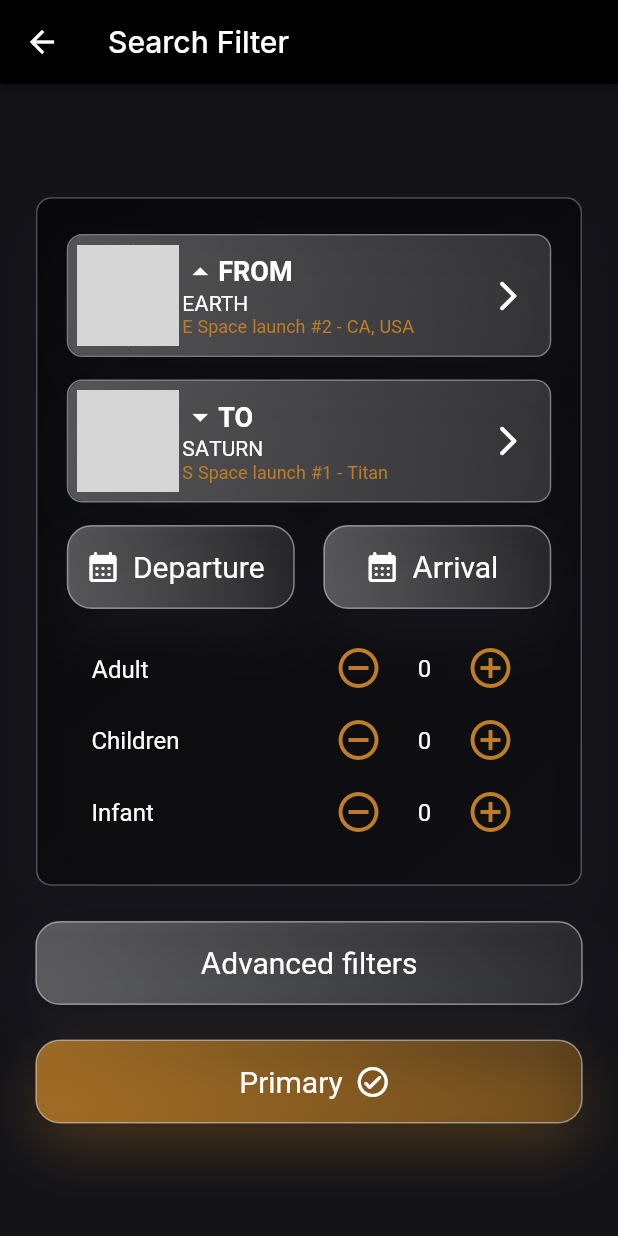
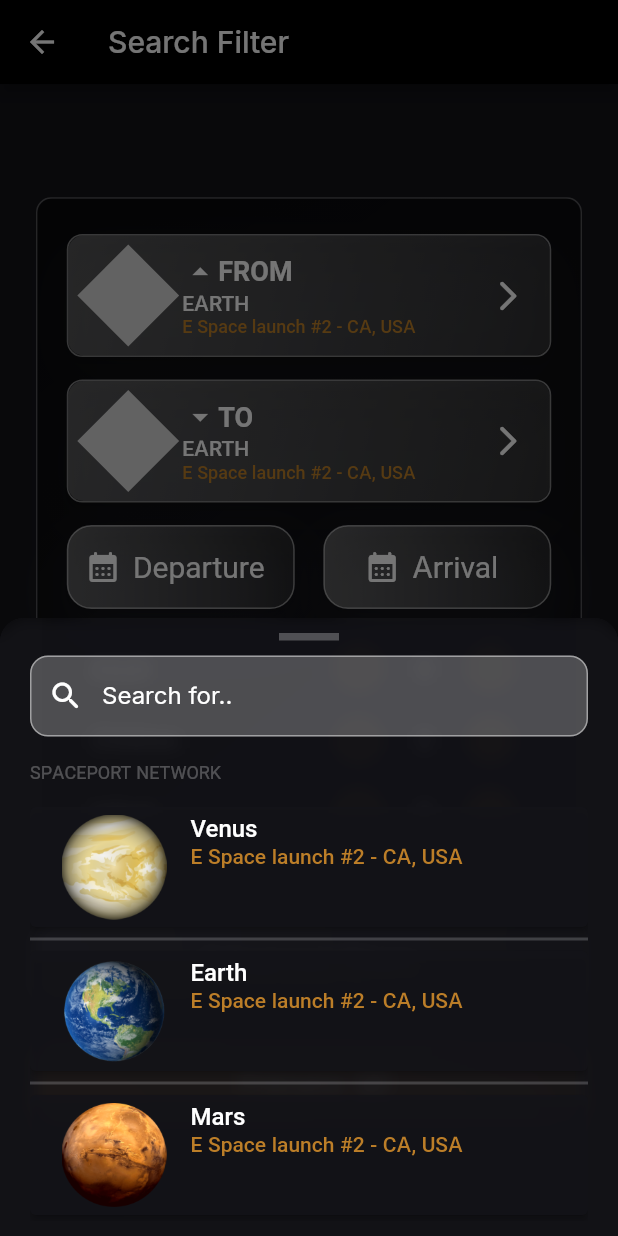
Before and after one commit to TechTriathlon-CosmiX/flutter_app, a Flutter app: the SearchAndFilterScreen screen opened directly, after a tap on "FROM", on a phone screen of 412 x 824 dp. Run offline on Flutter 3.47's test engine with Material 2 defaults, Android fonts, the phone set to English and light mode, and no system bars; our stand-ins replace flutter_svg, get, google_fonts; missing offline and left inert: iconify_flutter; grey boxes are pictures that could not be loaded.

Commit message:
filter page with test statemanagement

```diff
--- /dev/null
+++ b/lib/controllers/planet_controller.dart
@@ -0,0 +1,54 @@
+import 'package:CosmiX/widgets/bottom_sheet_panel.dart';
+import 'package:get/get.dart';
+
+class PlanetController extends GetxController {
+  final List<TravelLocation> planets = [TravelLocation('Venus','E Space launch #2 - CA, USA'),
+    TravelLocation('Earth','E Space launch #2 - CA, USA'),
+    TravelLocation('Mars','E Space launch #2 - CA, USA'),
+    TravelLocation('Jupiter','E Space launch #2 - CA, USA'),
+    TravelLocation('Saturn','E Space launch #2 - CA, USA'),
+    TravelLocation('Uranus','E Space launch #2 - CA, USA'),
+    TravelLocation('Neptune','E Space launch #2 - CA, USA'),
+    ];
+  Rx<TravelLocation> filterFromSpacePort = TravelLocation('Earth','E Space launch #2 - CA, USA').obs;
+  Rx<TravelLocation> filterToSpacePort = TravelLocation('Earth','E Space launch #2 - CA, USA').obs;
+  Rx<DateTime> departureTime = DateTime.now().obs;
+  Rx<DateTime> arrivalTime = DateTime.now().obs;
+
+  void changePlanet(BottomSheetInitiatorType initiator, TravelLocation spacePort) {
+    switch (initiator) {
+      case BottomSheetInitiatorType.toButton:
+        filterToSpacePort(spacePort);
+        break;
+      case BottomSheetInitiatorType.fromButton:
+        filterFromSpacePort(spacePort);
+        break;
+      default:
+        break;
+    }
+
+    update();
+  }
+
+  changeDepartureTime(BottomSheetInitiatorType initiator, DateTime dateTime) {
+    switch (initiator) {
+      case BottomSheetInitiatorType.departureTime:
+        departureTime(dateTime);
+        break;
+      case BottomSheetInitiatorType.arrivalTime:
+        arrivalTime(dateTime);
+        break;
+      default:
+        break;
+    }
+
+    update();
+  }
+}
+
+class TravelLocation{
+  String planetName;
+  String portName;
+
+  TravelLocation(this.planetName, this.portName);
+}
--- a/lib/main.dart
+++ b/lib/main.dart
@@ -1,4 +1,5 @@
 import 'package:CosmiX/controllers/passenger_input_controller.dart';
+import 'package:CosmiX/controllers/planet_controller.dart';
 import 'package:CosmiX/controllers/selectable_planet_controller.dart';
 import 'package:CosmiX/screens/home_screen.dart';
 import 'package:CosmiX/theme/app_theme.dart';
@@ -31,6 +32,7 @@ class MyApp extends StatelessWidget {
       initialBinding: BindingsBuilder(() {
         Get.put(SelectablePlanetsController());
         Get.put(PassengerController());
+        Get.put(PlanetController());
       }),
     );
   }
--- a/lib/screens/search_and_filter_screen.dart
+++ b/lib/screens/search_and_filter_screen.dart
@@ -1,5 +1,6 @@
 import 'package:CosmiX/controllers/passenger_input_controller.dart';
 import 'package:CosmiX/theme/colors.dart';
+import 'package:CosmiX/widgets/bottom_sheet_panel.dart';
 import 'package:CosmiX/widgets/button.dart';
 import 'package:CosmiX/widgets/card.dart';
 import 'package:CosmiX/widgets/passenger_input.dart';
@@ -7,6 +8,8 @@ import 'package:CosmiX/widgets/search_filter.dart';
 import 'package:flutter/material.dart';
 import 'package:get/get.dart';
 
+
+enum BottomSheetType {locationList, timeInput}
 
 class SearchAndFilterScreen extends StatelessWidget {
   SearchAndFilterScreen({super.key});
@@ -52,4 +55,6 @@ class SearchAndFilterScreen extends StatelessWidget {
       ),
     );
   }
+
+
 }
--- /dev/null
+++ b/lib/widgets/bottom_sheet_panel.dart
@@ -0,0 +1,183 @@
+import 'dart:ui';
+
+import 'package:CosmiX/controllers/planet_controller.dart';
+import 'package:CosmiX/theme/colors.dart';
+import 'package:CosmiX/theme/fonts.dart';
+import 'package:CosmiX/widgets/button.dart';
+import 'package:CosmiX/widgets/input_field.dart';
+import 'package:flutter/cupertino.dart';
+import 'package:flutter/material.dart';
+import 'package:get/get.dart';
+
+enum BottomSheetInitiatorType {fromButton, toButton, departureTime, arrivalTime}
+
+class BottomSheetPanel extends StatelessWidget {
+  final TextEditingController controller;
+  final PlanetController _planetController = Get.find();
+  final BottomSheetInitiatorType initiator;
+  BottomSheetPanel({super.key, required this.controller, required this.initiator});
+
+  @override
+  Widget build(BuildContext context) {
+    if(initiator == BottomSheetInitiatorType.fromButton || initiator == BottomSheetInitiatorType.toButton) {
+      return Container(
+          decoration: BoxDecoration(
+            color: CosmixColor.bgColor.withOpacity(0.85),
+            borderRadius: const BorderRadius.only(
+              topLeft: Radius.circular(16),
+              topRight: Radius.circular(16),
+            ),
+          ),
+          child: ClipRRect(
+            borderRadius: const BorderRadius.only(
+              topLeft: Radius.circular(16),
+              topRight: Radius.circular(16),
+            ),
+            child: BackdropFilter(
+              filter: ImageFilter.blur(sigmaX: 5.0, sigmaY: 5.0),
+              child: Padding(
+                padding: const EdgeInsets.symmetric(horizontal: 20.0, vertical: 10.0),
+                child: Column(
+                  crossAxisAlignment: CrossAxisAlignment.start,
+                  children: [
+                    // search box
+                    Center(
+                      child: Container(
+                        color: CosmixColor.lighterWhite,
+                        height: 5,
+                        width: 40,
+                      ),
+                    ),
+                    const SizedBox(
+                      height: 10,
+                    ),
+                    InputField(
+                      labelText: 'Search for..',
+                      leadingIcon: const Icon(Icons.search_rounded),
+                      controller: controller,
+                    ),
+                    const SizedBox(height: 16),
+                    const Text('SPACEPORT NETWORK', style: TextStyle(color: CosmixColor.lighterWhite, fontFamily: CosmixFont.fontFamily, fontSize: 12)),
+                    const SizedBox(height: 16),
+                    Expanded(
+                      child: ListView.builder(
+                        itemCount: _planetController.planets.length,
+                        itemBuilder: (context, index) {
+                          return Column(
+                            children: [
+                              ElevatedButton(
+                                style: ButtonStyle(backgroundColor: MaterialStateProperty.all<Color>(CosmixColor.bgColor.withOpacity(0.85)),),
+                                onPressed: () {
+                                  // Handle the item click here.
+                                  _planetController.changePlanet(initiator, _planetController.planets[index]);
+                                  Navigator.pop(context);
+                                },
+                                child: SpacePort(travelLocation: _planetController.planets[index]),
+                              ),
+                              Divider(color: CosmixColor.lightGrey.withOpacity(0.2), thickness: 2),
+                            ],
+                          );
+                        },
+                      ),
+                    ),
+                  ],
+                ),
+              ),
+            ),
+          )
+      );
+    }else if(initiator == BottomSheetInitiatorType.departureTime || initiator == BottomSheetInitiatorType.arrivalTime){
+      DateTime dateTime = DateTime.now();
+      return Container(
+        decoration: BoxDecoration(
+          color: CosmixColor.bgColor.withOpacity(0.85),
+          borderRadius: const BorderRadius.only(
+            topLeft: Radius.circular(16),
+            topRight: Radius.circular(16),
+          ),
+        ),
+        child: Padding(
+          padding: const EdgeInsets.all(16.0),
+          child: Column(
+            mainAxisAlignment: MainAxisAlignment.start,
+            children: [
+              Center(
+                child: Container(
+                  color: CosmixColor.lighterWhite,
+                  height: 5,
+                  width: 40,
+                ),
+              ),
+              const SizedBox(
+                height: 10,
+              ),
+              SizedBox(
+                height: 180,
+                child: CupertinoTheme(
+                  data: CupertinoThemeData(
+                    textTheme: CupertinoTextThemeData(
+                      dateTimePickerTextStyle: TextStyle(color: CosmixColor.white),
+                    ),
+                  ),
+                  child: CupertinoDatePicker(
+                    initialDateTime: dateTime,
+                    mode: CupertinoDatePickerMode.dateAndTime,
+                    onDateTimeChanged: (dateTime) => {
+                      if(initiator == BottomSheetInitiatorType.departureTime || initiator == BottomSheetInitiatorType.arrivalTime)
+                      {
+                          _planetController
+                          .
+                          changeDepartureTime
+                          (
+                          initiator,
+                          dateTime)
+                      }
+                    },
+                  ),
+                ),
+              ),
+              SizedBox(height: 20,),
+              Button(type: ButtonType.primary, buttonText: 'Done',onPressed: (){
+                Navigator.pop(context);
+              },)
+            ],
+          ),
+        ),
+      );
+    }else{
+      return Container();
+    }
+  }
+}
+
+class SpacePort extends StatelessWidget {
+  final TravelLocation travelLocation;
+  const SpacePort({super.key,required this.travelLocation});
+
+  @override
+  Widget build(BuildContext context) {
+    return Padding(
+      padding: const EdgeInsets.all(5.0),
+      child: Row(
+        mainAxisAlignment: MainAxisAlignment.start,
+        crossAxisAlignment: CrossAxisAlignment.start,
+        children: [
+          // image of the planet
+          Image.asset(
+            'assets/images/planets/${travelLocation.planetName.toLowerCase()}.png',
+            width: 70,
+            height: 70,
+          ),
+          const SizedBox(width: 16),
+          Column(
+            crossAxisAlignment: CrossAxisAlignment.start,
+            children: [
+              Text(travelLocation.planetName, style: TextStyle(fontFamily: CosmixFont.fontFamily, color: CosmixColor.titleTextColor, fontSize: 16)),
+              Text(travelLocation.portName, style: TextStyle(fontFamily: CosmixFont.fontFamily, color: CosmixColor.primaryColor)),
+            ],
+          ),
+        ],
+      ),
+    );
+  }
+}
--- a/lib/widgets/from_to_card.dart
+++ b/lib/widgets/from_to_card.dart
@@ -28,15 +28,16 @@ class FromToCustomCard extends StatelessWidget {
 
   @override
   Widget build(BuildContext context) {
-    return GestureDetector(
+    return ElevatedButton(
       // onTap: onTap,
-      onTap: (){
-        print(fromtotype);
-        print(FromToCardType.from);
-        print(fromtotype == FromToCardType.from);
-        String val = fromtotype == FromToCardType.from ? 'FROM' : 'TO';
-        print(val);
-      },
+      onPressed: onTap,
+      style: ElevatedButton.styleFrom(
+        backgroundColor: Colors.transparent,
+        shape: RoundedRectangleBorder(
+          borderRadius: BorderRadius.circular(10),
+        ),
+        padding: const EdgeInsets.all(0),
+      ),
       child: Container(
         decoration: ShapeDecoration(
           shape: RoundedRectangleBorder(
--- a/lib/widgets/passenger_input.dart
+++ b/lib/widgets/passenger_input.dart
@@ -54,4 +54,5 @@ class PassengerInputRow extends StatelessWidget {
       ),
     );
   }
+
 }
--- a/lib/widgets/search_filter.dart
+++ b/lib/widgets/search_filter.dart
@@ -1,4 +1,7 @@
 import 'package:CosmiX/controllers/passenger_input_controller.dart';
+import 'package:CosmiX/controllers/planet_controller.dart';
+import 'package:CosmiX/screens/search_and_filter_screen.dart';
+import 'package:CosmiX/widgets/bottom_sheet_panel.dart';
 import 'package:CosmiX/widgets/button.dart';
 import 'package:CosmiX/widgets/card.dart';
 import 'package:CosmiX/widgets/from_to_card.dart';
@@ -9,15 +12,28 @@ import 'package:get/get.dart';
 class SearchFilter extends StatelessWidget {
   SearchFilter({super.key});
   final PassengerController passengerController = Get.find();
+  final PlanetController planetController = Get.find();
   @override
   Widget build(BuildContext context) {
     return Column(
       mainAxisAlignment: MainAxisAlignment.start,
       children: [
-        FromToCustomCard(type: CardType.light, fromtotype: FromToCardType.from, onTap: (){}, location: 'Earth', description: 'E Space launch #2 - CA, USA'),
-        SizedBox(height: 16),
-        FromToCustomCard(type: CardType.light, fromtotype: FromToCardType.to, onTap: (){}, location: 'Saturn', description: 'S Space launch #1 - Titan'),
-        SizedBox(height: 16),
+        Obx(() {
+            Rx<TravelLocation> travelLocationfrom = planetController.filterFromSpacePort;
+            return FromToCustomCard(type: CardType.light, fromtotype: FromToCardType.from, onTap: (){
+              _showCustomBottomSheet(context, BottomSheetType.locationList, BottomSheetInitiatorType.fromButton);
+            }, location: travelLocationfrom.value.planetName, description: travelLocationfrom.value.portName);
+          }
+        ),
+        const SizedBox(height: 16),
+        Obx(() {
+          Rx<TravelLocation> travelLocationto = planetController.filterToSpacePort;
+          return FromToCustomCard(type: CardType.light, fromtotype: FromToCardType.to, onTap: (){
+            _showCustomBottomSheet(context, BottomSheetType.locationList, BottomSheetInitiatorType.toButton);
+          }, location: travelLocationto.value.planetName, description: travelLocationto.value.portName);
+        }
+        ),
+        const SizedBox(height: 16),
         Row(
           mainAxisAlignment: MainAxisAlignment.start,
           children: [
@@ -27,22 +43,25 @@ class SearchFilter extends StatelessWidget {
                   leftIcon: const Icon(Icons.calendar_month_rounded),
                   type: ButtonType.primary,
                   buttonText: "Departure",
-                  onPressed: () => {}),
+                  onPressed: (){
+                    _showCustomBottomSheet(context, BottomSheetType.timeInput, BottomSheetInitiatorType.departureTime);
+                  }),
             ),
-            SizedBox(width: 20),
+            const SizedBox(width: 20),
             Expanded(
               child: Button(
                   fontSize: 14,
                   leftIcon: const Icon(Icons.calendar_month_rounded),
                   type: ButtonType.primary,
                   buttonText: "Arrival",
-                  onPressed: () => {}),
+                  onPressed: (){
+                    _showCustomBottomSheet(context, BottomSheetType.timeInput, BottomSheetInitiatorType.arrivalTime);
+                  }),
             ),
           ],
         ),
-        SizedBox(height: 16),
-        Container(
-          child: Column(
+        const SizedBox(height: 16),
+        Column(
           children: [
             PassengerInputRow(
               type: PassengerType.adult,
@@ -59,8 +78,47 @@ class SearchFilter extends StatelessWidget {
             ),
           ],
         )
-        )
       ],
     );
   }
+
+  void _showCustomBottomSheet(BuildContext context, BottomSheetType type, BottomSheetInitiatorType initiator) {
+    final controller = TextEditingController(text: "");
+    final isKeyboardVisible = ValueNotifier<bool>(false);
+
+    showModalBottomSheet(
+      backgroundColor: Colors.transparent,
+      context: context,
+      isScrollControlled: true,
+      builder: (context) =>
+          ValueListenableBuilder<bool>(
+            valueListenable: isKeyboardVisible,
+            builder: (context, isKeyboardOpen, _) {
+              final screenHeight = MediaQuery
+                  .of(context)
+                  .size
+                  .height;
+              var targetHeight = isKeyboardOpen
+                  ? screenHeight * 0.85
+                  : screenHeight * 0.5;
+              if(initiator == BottomSheetInitiatorType.departureTime || initiator == BottomSheetInitiatorType.arrivalTime){
+                targetHeight = isKeyboardOpen
+                  ? screenHeight * 0.6
+                    : screenHeight * 0.4;
               }
+
+              return GestureDetector(
+                onTap: () {
+                  Navigator.pop(context); // Close the bottom sheet when tapped outside.
+                },
+                child: SizedBox(
+                  height: targetHeight,
+                  child: BottomSheetPanel(
+                      controller: controller, initiator: initiator),
+                ),
+              );
+            },
+          ),
+    );
+  }
+}
--- a/pubspec.yaml
+++ b/pubspec.yaml
@@ -41,6 +41,7 @@ dependencies:
   get: ^4.6.5
   flutter_svg: ^1.1.6
   iconify_flutter: ^0.0.5
+  flutter_keyboard_visibility: ^5.4.1
 
 dev_dependencies:
   flutter_test:
```
Also changed, not shown: pubspec.lock. Lines whose indentation alone changed are shown as unchanged.
